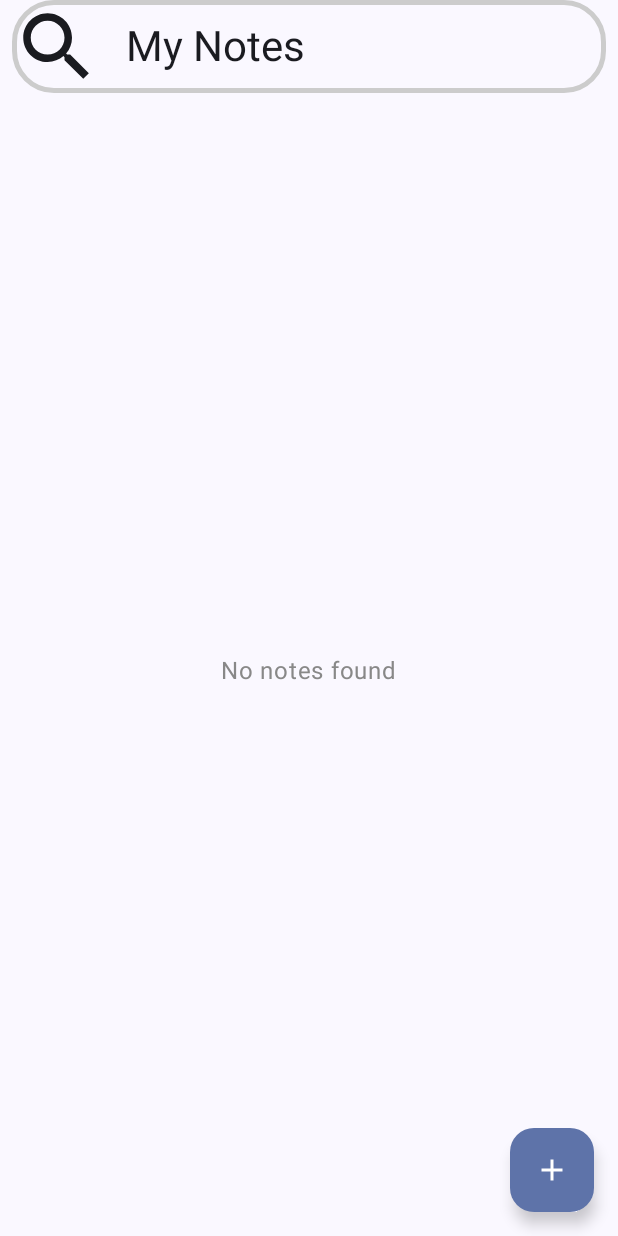
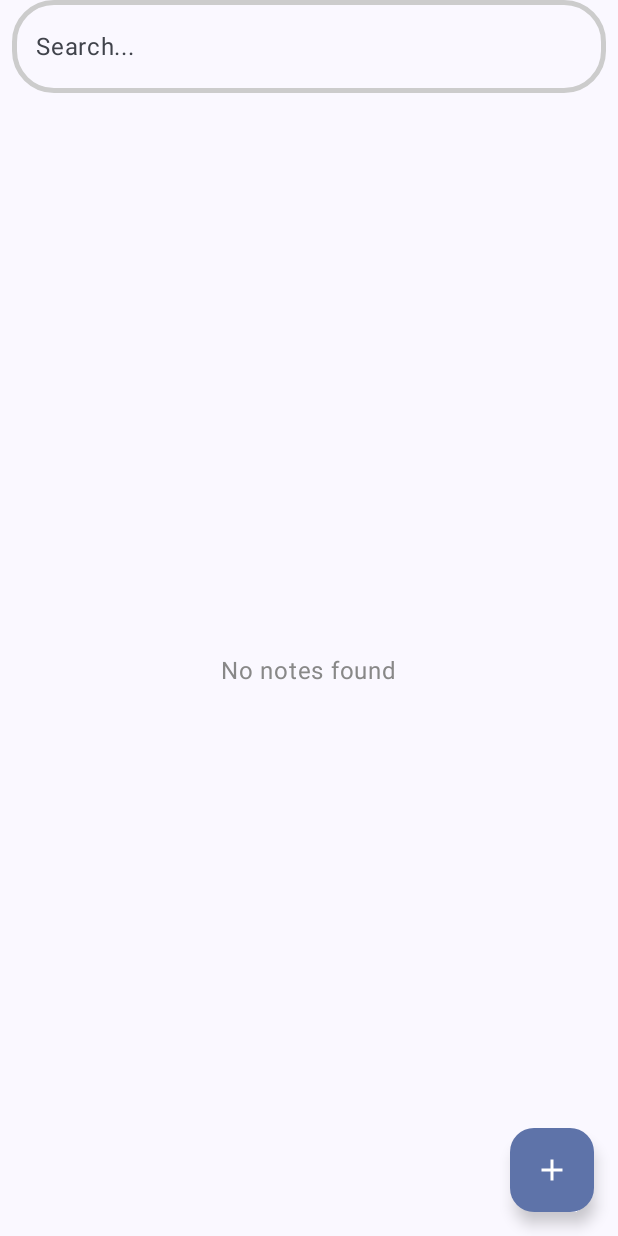
Before and after one commit to skrpld/Extra_Notes, an Android app built with Jetpack Compose: the screen it shows after launch (MainActivity), on a phone screen of 412 x 824 dp. Run offline under Robolectric (Android 15) with nearby library versions, the phone set to English and light mode, and no system bars; our stand-ins replace Room's generated code.

Commit message:
Add search functionality to notes list
Implemented search capability for notes by updating NoteDao, NoteRepository, and NoteViewModel to support filtering notes by a search query. Updated UI components (SearchBox, MainScreen, NotesList) to allow users to input a search term and view filtered results. Improved navigation argument handling and refactored related code for clarity.

```diff
--- a/app/src/main/java/com/example/extra_notes/data/local/db/NoteDao.kt
+++ b/app/src/main/java/com/example/extra_notes/data/local/db/NoteDao.kt
@@ -22,6 +22,6 @@ interface NoteDao {
     @Query("SELECT * FROM notes_database WHERE id = :id")
     fun getNoteById(id: Int): Flow<Note?>
 
-    @Query("SELECT * FROM notes_database ORDER BY isPinned DESC, id DESC")
-    fun getAllNotes(): Flow<List<Note>>
+    @Query("SELECT * FROM notes_database WHERE title LIKE '%' || :searchQuery || '%' OR content LIKE '%' || :searchQuery || '%'")
+    fun getAllNotes(searchQuery: String): Flow<List<Note>>
 }
--- a/app/src/main/java/com/example/extra_notes/data/repository/NoteRepository.kt
+++ b/app/src/main/java/com/example/extra_notes/data/repository/NoteRepository.kt
@@ -1,5 +1,7 @@
 package com.example.extra_notes.data.repository
 
+import androidx.compose.runtime.getValue
+import androidx.compose.runtime.mutableStateOf
 import com.example.extra_notes.data.local.db.Note
 import com.example.extra_notes.data.local.db.NoteDao
 import kotlinx.coroutines.CoroutineScope
@@ -10,8 +12,13 @@ import kotlinx.coroutines.launch
 class NoteRepository(
     private val noteDao: NoteDao
 ) {
-    val noteList: Flow<List<Note>> = noteDao.getAllNotes()
+    val coincidence by mutableStateOf("")
+    val noteList: Flow<List<Note>> = noteDao.getAllNotes(coincidence)
     private val coroutineScope = CoroutineScope(Dispatchers.Main)
+
+    fun getNotes(searchQuery: String): Flow<List<Note>> {
+        return noteDao.getAllNotes(searchQuery)
+    }
 
     suspend fun addNote(note: Note) {
             noteDao.insert(note)
@@ -31,6 +38,4 @@ class NoteRepository(
     fun getNoteById(id: Int): Flow<Note?> {
         return noteDao.getNoteById(id)
     }
-
-    fun getNotes(): Flow<List<Note>> = noteDao.getAllNotes()
 }
--- a/app/src/main/java/com/example/extra_notes/presentation/notes/ui/MainScreen.kt
+++ b/app/src/main/java/com/example/extra_notes/presentation/notes/ui/MainScreen.kt
@@ -35,7 +35,7 @@ fun MainScreen(navController: NavController, noteVM: NoteViewModel = viewModel()
                 .fillMaxSize()
                 .padding(innerPadding)
         ) {
-            SearchBox()
+            SearchBox(noteVM)
 
             NotesList(navController, noteVM)
         }
--- a/app/src/main/java/com/example/extra_notes/presentation/notes/ui/NoteItem.kt
+++ b/app/src/main/java/com/example/extra_notes/presentation/notes/ui/NoteItem.kt
@@ -55,7 +55,7 @@ fun NoteItem(
 
         Column(
             modifier = Modifier
-                .clickable { navController.navigate("NoteEditor/${note.id}") }
+                .clickable { navController.navigate("NoteEditor?id=${note.id}") }
                 .weight(1F)
                 .fillMaxHeight()
                 .padding(top = 10.dp, bottom = 10.dp),
--- a/app/src/main/java/com/example/extra_notes/presentation/notes/ui/NotesApp.kt
+++ b/app/src/main/java/com/example/extra_notes/presentation/notes/ui/NotesApp.kt
@@ -24,8 +24,8 @@ fun NotesApp(noteVM: NoteViewModel = viewModel()) {
                 }
             )
         ) { stackEntry ->
-            val noteId = stackEntry.arguments?.getInt("id") ?: 0
-            NoteEditor(noteId, navController)
+            val id = stackEntry.arguments?.getInt("id") ?: 0
+            NoteEditor(id, navController)
         }
     }
 }
--- a/app/src/main/java/com/example/extra_notes/presentation/notes/ui/NotesList.kt
+++ b/app/src/main/java/com/example/extra_notes/presentation/notes/ui/NotesList.kt
@@ -8,6 +8,7 @@ import androidx.compose.foundation.lazy.items
 import androidx.compose.material3.MaterialTheme
 import androidx.compose.material3.Text
 import androidx.compose.runtime.Composable
+import androidx.compose.runtime.collectAsState
 import androidx.compose.runtime.getValue
 import androidx.compose.ui.Alignment
 import androidx.compose.ui.Modifier
--- a/app/src/main/java/com/example/extra_notes/presentation/notes/ui/SearchBox.kt
+++ b/app/src/main/java/com/example/extra_notes/presentation/notes/ui/SearchBox.kt
@@ -2,42 +2,99 @@ package com.example.extra_notes.presentation.notes.ui
 
 import androidx.compose.foundation.background
 import androidx.compose.foundation.border
+import androidx.compose.foundation.clickable
+import androidx.compose.foundation.interaction.MutableInteractionSource
 import androidx.compose.foundation.layout.Row
 import androidx.compose.foundation.layout.fillMaxWidth
 import androidx.compose.foundation.layout.height
 import androidx.compose.foundation.layout.padding
-import androidx.compose.foundation.layout.size
-import androidx.compose.material.icons.Icons
-import androidx.compose.material.icons.filled.Search
-import androidx.compose.material3.Icon
+import androidx.compose.foundation.text.KeyboardActions
+import androidx.compose.foundation.text.KeyboardOptions
 import androidx.compose.material3.MaterialTheme
 import androidx.compose.material3.Text
+import androidx.compose.material3.TextField
+import androidx.compose.material3.TextFieldDefaults
 import androidx.compose.runtime.Composable
+import androidx.compose.runtime.collectAsState
+import androidx.compose.runtime.getValue
+import androidx.compose.runtime.mutableStateOf
+import androidx.compose.runtime.remember
+import androidx.compose.runtime.setValue
 import androidx.compose.ui.Alignment
 import androidx.compose.ui.Modifier
+import androidx.compose.ui.focus.FocusRequester
+import androidx.compose.ui.focus.focusRequester
+import androidx.compose.ui.focus.onFocusChanged
 import androidx.compose.ui.graphics.Color
+import androidx.compose.ui.platform.LocalFocusManager
+import androidx.compose.ui.text.input.ImeAction
 import androidx.compose.ui.unit.dp
+import androidx.lifecycle.viewmodel.compose.viewModel
+import com.example.extra_notes.presentation.notes.viewmodel.NoteViewModel
 
 @Composable
-fun SearchBox() {
+fun SearchBox(noteVM: NoteViewModel = viewModel()) {
+    val searchQuery by noteVM.searchQuery.collectAsState()
+    val focusManager = LocalFocusManager.current
+    val focusRequester = remember { FocusRequester() }
+    var isEnabled by remember { mutableStateOf(true) }
+    var hasFocus by remember { mutableStateOf(false) }
+
     Row(
         modifier = Modifier
             .fillMaxWidth()
             .height(70.dp)
             .padding(bottom = 8.dp, start = 8.dp, end = 8.dp)
             .background(Color.Transparent, MaterialTheme.shapes.extraLarge)
-            .border(3.dp, Color.LightGray, MaterialTheme.shapes.extraLarge),
+            .border(3.dp, Color.LightGray, MaterialTheme.shapes.extraLarge)
+            .clickable(
+                interactionSource = remember { MutableInteractionSource() },
+                indication = null,
+                onClick = {
+                    if (!isEnabled) {
+                        isEnabled = true
+                    }
+                    focusRequester.requestFocus()
+                }
+            ),
         verticalAlignment = Alignment.CenterVertically
     ) {
-        Icon(
-            imageVector = Icons.Default.Search,
-            contentDescription = "Search Icon",
-            modifier = Modifier.size(60.dp)
-        )
-        Text(
-            text = "My Notes",
-            style = MaterialTheme.typography.headlineMedium,
-            modifier = Modifier.padding(start = 16.dp)
+        TextField(
+            modifier = Modifier
+                .weight(1f)
+                .focusRequester(focusRequester)
+                .onFocusChanged { focusState ->
+                    hasFocus = focusState.isFocused
+                    if (!focusState.isFocused && searchQuery.isNotEmpty() && isEnabled) {
+                    }
+                },
+            value = searchQuery,
+            onValueChange = {
+                noteVM.updateSearchQuery(it)
+                if (!isEnabled) isEnabled = true
+            },
+            label = { Text("Search...") },
+            singleLine = true,
+            enabled = isEnabled,
+            colors = TextFieldDefaults.colors(
+                focusedContainerColor = Color.Transparent,
+                unfocusedContainerColor = Color.Transparent,
+                disabledContainerColor = Color.Transparent,
+                focusedIndicatorColor = Color.Transparent,
+                unfocusedIndicatorColor = Color.Transparent,
+                disabledIndicatorColor = Color.Transparent
+            ),
+            keyboardOptions = KeyboardOptions.Default.copy(
+                imeAction = ImeAction.Done
+            ),
+            keyboardActions = KeyboardActions(
+                onDone = {
+                    focusManager.clearFocus()
+                    if (searchQuery.isNotEmpty()) {
+                        isEnabled = false
+                    }
+                }
+            )
         )
     }
 }
--- a/app/src/main/java/com/example/extra_notes/presentation/notes/viewmodel/NoteViewModel.kt
+++ b/app/src/main/java/com/example/extra_notes/presentation/notes/viewmodel/NoteViewModel.kt
@@ -10,6 +10,7 @@ import kotlinx.coroutines.flow.Flow
 import kotlinx.coroutines.flow.MutableStateFlow
 import kotlinx.coroutines.flow.StateFlow
 import kotlinx.coroutines.flow.asStateFlow
+import kotlinx.coroutines.flow.collectLatest
 import kotlinx.coroutines.flow.launchIn
 import kotlinx.coroutines.flow.onEach
 import kotlinx.coroutines.launch
@@ -18,6 +19,9 @@ class NoteViewModel(application: Application) : AndroidViewModel(application) {
     private val _noteList = MutableStateFlow<List<Note>>(emptyList())
     val noteList: StateFlow<List<Note>> = _noteList.asStateFlow()
 
+    private val _searchQuery = MutableStateFlow("")
+    val searchQuery: StateFlow<String> = _searchQuery.asStateFlow()
+
     private val repository: NoteRepository
 
     init {
@@ -25,11 +29,19 @@ class NoteViewModel(application: Application) : AndroidViewModel(application) {
         val noteDao = noteDb.noteDao()
         repository = NoteRepository(noteDao)
 
-        repository.noteList
-            .onEach { notes ->
-                _noteList.value = notes
+        viewModelScope.launch {
+            _searchQuery.collectLatest { query ->
+                repository.getNotes(query)
+                    .onEach { notes ->
+                        _noteList.value = notes
+                    }
+                    .launchIn(viewModelScope)
             }
-            .launchIn(viewModelScope)
+        }
+    }
+
+    fun updateSearchQuery(query: String) {
+        _searchQuery.value = query
     }
 
     fun addNote(title: String, content: String, isPinned: Boolean) {
@@ -44,6 +56,16 @@ class NoteViewModel(application: Application) : AndroidViewModel(application) {
         }
     }
 
+//    fun updateNote(note: Note) {
+//        viewModelScope.launch {
+//            repository.updateNote(note)
+//            // Заставляем _searchQuery эмитить текущее значение, чтобы collectLatest сработал заново
+//            val currentQuery = _searchQuery.value
+//            _searchQuery.value = "" // Временно меняем, чтобы следующий вызов был "новым"
+//            _searchQuery.value = currentQuery
+//        }
+//    }
+
     fun deleteNote(note: Note) {
         viewModelScope.launch {
             repository.deleteNote(note)
```
